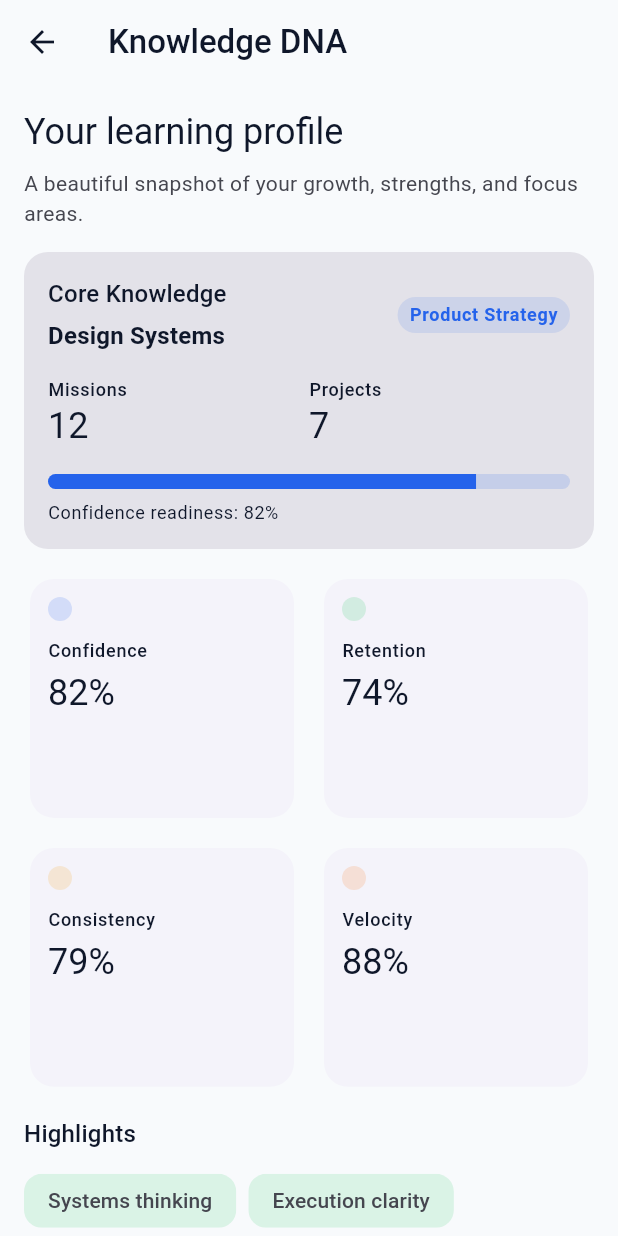
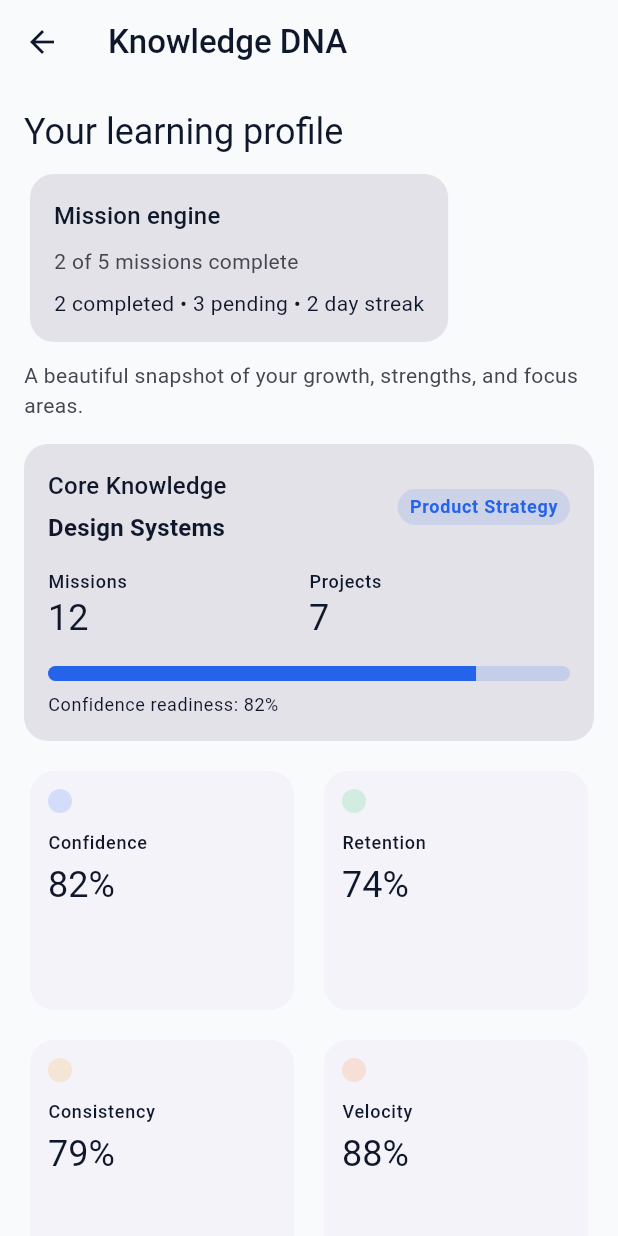
Before and after one commit to ak9848515-dev/phoenix-platform, a Flutter app: the KnowledgeDNAScreen screen opened by its route, on a phone screen of 412 x 824 dp. Run offline on Flutter 3.47's test engine with Material 3 defaults, Android fonts, the phone set to English and light mode, and no system bars.

Commit message:
PHX-013: Introduce Mission Engine foundation

```diff
--- a/lib/features/knowledge_dna/presentation/knowledge_dna_screen.dart
+++ b/lib/features/knowledge_dna/presentation/knowledge_dna_screen.dart
@@ -2,6 +2,7 @@ import 'package:flutter/material.dart';
 
 import '../../../services/sample_data_service.dart';
 import '../../../shared/widgets/phoenix_card.dart';
+import '../../mission_engine/mission_service.dart';
 import '../../../theme/colors.dart';
 import '../../../theme/spacing.dart';
 import 'widgets/knowledge_dna_progress_card.dart';
@@ -18,7 +19,9 @@ class KnowledgeDNAScreen extends StatelessWidget {
   Widget build(BuildContext context) {
     final theme = Theme.of(context);
     final sampleData = const SampleDataService();
+    final missionService = MissionService(seedSource: sampleData);
     final profile = sampleData.knowledgeProfile;
+    final missionStats = missionService.buildStatistics();
 
     return Scaffold(
       backgroundColor: theme.colorScheme.surface,
@@ -36,6 +39,27 @@ class KnowledgeDNAScreen extends StatelessWidget {
               Text(
                 'Your learning profile',
                 style: theme.textTheme.headlineSmall,
+              ),
+              const SizedBox(height: AppSpacing.sm),
+              PhoenixCard(
+                child: Column(
+                  crossAxisAlignment: CrossAxisAlignment.start,
+                  children: [
+                    Text('Mission engine', style: theme.textTheme.titleMedium),
+                    const SizedBox(height: AppSpacing.sm),
+                    Text(
+                      missionStats.summary,
+                      style: theme.textTheme.bodyMedium?.copyWith(
+                        color: theme.colorScheme.onSurfaceVariant,
+                      ),
+                    ),
+                    const SizedBox(height: AppSpacing.sm),
+                    Text(
+                      '${missionStats.completedCount} completed • ${missionStats.pendingCount} pending • ${missionStats.streak} day streak',
+                      style: theme.textTheme.bodyMedium,
+                    ),
+                  ],
+                ),
               ),
               const SizedBox(height: AppSpacing.sm),
               Text(
--- a/lib/features/mission_center/mission_center_screen.dart
+++ b/lib/features/mission_center/mission_center_screen.dart
@@ -4,6 +4,7 @@ import '../../services/sample_data_service.dart';
 import '../../shared/widgets/phoenix_card.dart';
 import '../../routes/app_routes.dart';
 import '../../shared/widgets/phoenix_progress_indicator.dart';
+import '../mission_engine/mission_service.dart';
 import '../../shared/widgets/phoenix_section_header.dart';
 import '../../theme/colors.dart';
 import '../../theme/radius.dart';
@@ -21,13 +22,14 @@ class MissionCenterScreen extends StatelessWidget {
     final theme = Theme.of(context);
     final colorScheme = theme.colorScheme;
     final sampleData = const SampleDataService();
-    final featuredMission = sampleData.featuredMission;
+    final missionService = MissionService(seedSource: sampleData);
+    final missionProgress = missionService.buildProgress();
+    final featuredMission = missionProgress.featuredMission;
     final quickActions = sampleData.quickActions;
     final academies = sampleData.academySummaries;
     final dashboardSections = sampleData.dashboardSections;
-    final knowledgeProgress = sampleData.knowledgeProgress.first;
     final knowledgeSummary =
-        '${(knowledgeProgress.value * 100).toInt()}% of your curated learning map is now activated.';
+        '${(missionProgress.completionPercentage * 100).toInt()}% of your mission engine is now active.';
     final quickActionsHeader = dashboardSections
         .firstWhere((section) => section.id == 'section-quick-actions')
         .label;
@@ -114,7 +116,7 @@ class MissionCenterScreen extends StatelessWidget {
                         style: theme.textTheme.bodyMedium,
                       ),
                       const SizedBox(height: AppSpacing.md),
-                      PhoenixProgressIndicator(value: knowledgeProgress.value),
+                      PhoenixProgressIndicator(value: missionProgress.completionPercentage),
                     ],
                   ),
                 ),
@@ -167,7 +169,7 @@ class MissionCenterScreen extends StatelessWidget {
                     ),
                     const SizedBox(height: AppSpacing.md),
                     PhoenixProgressIndicator(
-                      value: knowledgeProgress.value,
+                      value: missionProgress.completionPercentage,
                       minHeight: 10,
                       backgroundColor: AppColors.onDarkBackground.withValues(alpha: 0.2),
                       valueColor: AppColors.primary,
--- /dev/null
+++ b/lib/features/mission_engine/mission_engine.dart
@@ -0,0 +1,128 @@
+import 'dart:convert';
+
+/// Immutable mission entity used by the mission engine foundation.
+class Mission {
+  const Mission({
+    required this.id,
+    required this.title,
+    required this.description,
+    required this.category,
+    required this.priority,
+    required this.estimatedDuration,
+    required this.completed,
+    required this.completionDate,
+    required this.xpReward,
+    this.academyId,
+  });
+
+  final String id;
+  final String title;
+  final String description;
+  final String category;
+  final String priority;
+  final int estimatedDuration;
+  final bool completed;
+  final DateTime? completionDate;
+  final int xpReward;
+  final String? academyId;
+
+  Mission copyWith({
+    String? id,
+    String? title,
+    String? description,
+    String? category,
+    String? priority,
+    int? estimatedDuration,
+    bool? completed,
+    DateTime? completionDate,
+    int? xpReward,
+    String? academyId,
+  }) {
+    return Mission(
+      id: id ?? this.id,
+      title: title ?? this.title,
+      description: description ?? this.description,
+      category: category ?? this.category,
+      priority: priority ?? this.priority,
+      estimatedDuration: estimatedDuration ?? this.estimatedDuration,
+      completed: completed ?? this.completed,
+      completionDate: completionDate ?? this.completionDate,
+      xpReward: xpReward ?? this.xpReward,
+      academyId: academyId ?? this.academyId,
+    );
+  }
+
+  Map<String, dynamic> toMap() {
+    return <String, dynamic>{
+      'id': id,
+      'title': title,
+      'description': description,
+      'category': category,
+      'priority': priority,
+      'estimatedDuration': estimatedDuration,
+      'completed': completed,
+      'completionDate': completionDate?.toIso8601String(),
+      'xpReward': xpReward,
+      'academyId': academyId,
+    };
+  }
+
+  factory Mission.fromMap(Map<String, dynamic> map) {
+    return Mission(
+      id: map['id'] as String,
+      title: map['title'] as String,
+      description: map['description'] as String,
+      category: map['category'] as String,
+      priority: map['priority'] as String,
+      estimatedDuration: map['estimatedDuration'] as int,
+      completed: map['completed'] as bool,
+      completionDate: map['completionDate'] == null
+          ? null
+          : DateTime.parse(map['completionDate'] as String),
+      xpReward: map['xpReward'] as int,
+      academyId: map['academyId'] as String?,
+    );
+  }
+
+  String toJson() => json.encode(toMap());
+
+  factory Mission.fromJson(String source) => Mission.fromMap(json.decode(source) as Map<String, dynamic>);
+
+  @override
+  bool operator ==(Object other) {
+    if (identical(this, other)) {
+      return true;
+    }
+
+    return other is Mission &&
+        other.id == id &&
+        other.title == title &&
+        other.description == description &&
+        other.category == category &&
+        other.priority == priority &&
+        other.estimatedDuration == estimatedDuration &&
+        other.completed == completed &&
+        other.completionDate == completionDate &&
+        other.xpReward == xpReward &&
+        other.academyId == academyId;
+  }
+
+  @override
+  int get hashCode => Object.hash(
+        id,
+        title,
+        description,
+        category,
+        priority,
+        estimatedDuration,
+        completed,
+        completionDate,
+        xpReward,
+        academyId,
+      );
+
+  @override
+  String toString() {
+    return 'Mission(id: $id, title: $title, completed: $completed)';
+  }
+}
--- /dev/null
+++ b/lib/features/mission_engine/mission_progress.dart
@@ -0,0 +1,24 @@
+import 'mission_engine.dart';
+
+/// Immutable summary for daily and weekly mission progress.
+class MissionProgress {
+  const MissionProgress({
+    required this.dailyMissions,
+    required this.weeklyMissions,
+    required this.completionPercentage,
+    required this.completedCount,
+    required this.pendingCount,
+    required this.streak,
+    required this.summary,
+    required this.featuredMission,
+  });
+
+  final List<Mission> dailyMissions;
+  final List<Mission> weeklyMissions;
+  final double completionPercentage;
+  final int completedCount;
+  final int pendingCount;
+  final int streak;
+  final String summary;
+  final Mission featuredMission;
+}
--- /dev/null
+++ b/lib/features/mission_engine/mission_service.dart
@@ -0,0 +1,69 @@
+import '../../services/sample_data_service.dart';
+import 'mission_engine.dart';
+import 'mission_progress.dart';
+import 'mission_statistics.dart';
+
+/// Central service for deriving mission progress and statistics from seeded data.
+class MissionService {
+  MissionService({SampleDataService? seedSource}) : seedSource = seedSource ?? const SampleDataService();
+
+  final SampleDataService seedSource;
+
+  List<Mission> get dailyMissions => seedSource.dailyMissions;
+
+  List<Mission> get weeklyMissions => seedSource.weeklyMissions;
+
+  Mission get featuredMission {
+    final missions = <Mission>[...dailyMissions, ...weeklyMissions];
+    return missions.firstWhere(
+      (mission) => !mission.completed,
+      orElse: () => missions.first,
+    );
+  }
+
+  MissionProgress buildProgress() {
+    final missions = <Mission>[...dailyMissions, ...weeklyMissions];
+    final completedCount = missions.where((mission) => mission.completed).length;
+    final pendingCount = missions.length - completedCount;
+    final completionPercentage = missions.isEmpty ? 0.0 : completedCount / missions.length;
+    final streak = _calculateStreak(missions);
+
+    return MissionProgress(
+      dailyMissions: dailyMissions,
+      weeklyMissions: weeklyMissions,
+      completionPercentage: completionPercentage,
+      completedCount: completedCount,
+      pendingCount: pendingCount,
+      streak: streak,
+      summary: '$completedCount of ${missions.length} missions complete',
+      featuredMission: featuredMission,
+    );
+  }
+
+  MissionStatistics buildStatistics() {
+    final progress = buildProgress();
+
+    return MissionStatistics(
+      totalMissions: progress.dailyMissions.length + progress.weeklyMissions.length,
+      completedCount: progress.completedCount,
+      pendingCount: progress.pendingCount,
+      completionPercentage: progress.completionPercentage,
+      streak: progress.streak,
+      summary: progress.summary,
+    );
+  }
+
+  int _calculateStreak(List<Mission> missions) {
+    var streak = 0;
+
+    for (final mission in missions) {
+      if (mission.completed) {
+        streak += 1;
+      } else {
+        break;
+      }
+    }
+
+    return streak;
+  }
+}
--- /dev/null
+++ b/lib/features/mission_engine/mission_statistics.dart
@@ -0,0 +1,18 @@
+/// Immutable statistics for mission completion and momentum.
+class MissionStatistics {
+  const MissionStatistics({
+    required this.totalMissions,
+    required this.completedCount,
+    required this.pendingCount,
+    required this.completionPercentage,
+    required this.streak,
+    required this.summary,
+  });
+
+  final int totalMissions;
+  final int completedCount;
+  final int pendingCount;
+  final double completionPercentage;
+  final int streak;
+  final String summary;
+}
--- a/lib/services/sample_data_service.dart
+++ b/lib/services/sample_data_service.dart
@@ -1,6 +1,7 @@
 import 'package:flutter/material.dart';
 
 import '../features/knowledge_dna/models/knowledge_dna.dart';
+import '../features/mission_engine/mission_engine.dart' as mission_engine;
 import '../models/academy.dart';
 import '../models/lesson.dart';
 import '../models/level.dart';
@@ -21,6 +22,72 @@ class SampleDataService {
 
   List<Progress> get missionProgress => const <Progress>[
         Progress(id: 'mission-progress', label: 'Current focus', value: 0.45),
+      ];
+
+  List<mission_engine.Mission> get dailyMissions => const <mission_engine.Mission>[
+        mission_engine.Mission(
+          id: 'daily-1',
+          title: 'Daily Reflect',
+          description: 'Capture one insight from your day.',
+          category: 'daily',
+          priority: 'high',
+          estimatedDuration: 15,
+          completed: true,
+          completionDate: null,
+          xpReward: 120,
+          academyId: 'academy-leadership',
+        ),
+        mission_engine.Mission(
+          id: 'daily-2',
+          title: 'Weekly Sprint Plan',
+          description: 'Sketch the next three priorities for the week.',
+          category: 'daily',
+          priority: 'medium',
+          estimatedDuration: 20,
+          completed: true,
+          completionDate: null,
+          xpReward: 90,
+          academyId: 'academy-product',
+        ),
+      ];
+
+  List<mission_engine.Mission> get weeklyMissions => const <mission_engine.Mission>[
+        mission_engine.Mission(
+          id: 'weekly-1',
+          title: 'Leadership Review',
+          description: 'Review one team signal and document an action.',
+          category: 'weekly',
+          priority: 'high',
+          estimatedDuration: 30,
+          completed: false,
+          completionDate: null,
+          xpReward: 180,
+          academyId: 'academy-leadership',
+        ),
+        mission_engine.Mission(
+          id: 'weekly-2',
+          title: 'Design Systems Audit',
+          description: 'Check one reusable pattern and improve it.',
+          category: 'weekly',
+          priority: 'medium',
+          estimatedDuration: 45,
+          completed: false,
+          completionDate: null,
+          xpReward: 140,
+          academyId: 'academy-design',
+        ),
+        mission_engine.Mission(
+          id: 'weekly-3',
+          title: 'Opportunity Capture',
+          description: 'Capture one new product opportunity from customer feedback.',
+          category: 'weekly',
+          priority: 'low',
+          estimatedDuration: 25,
+          completed: false,
+          completionDate: null,
+          xpReward: 110,
+          academyId: 'academy-product',
+        ),
       ];
 
   List<Progress> get knowledgeProgress => const <Progress>[
```
Also changed, not shown: 1 other file.
